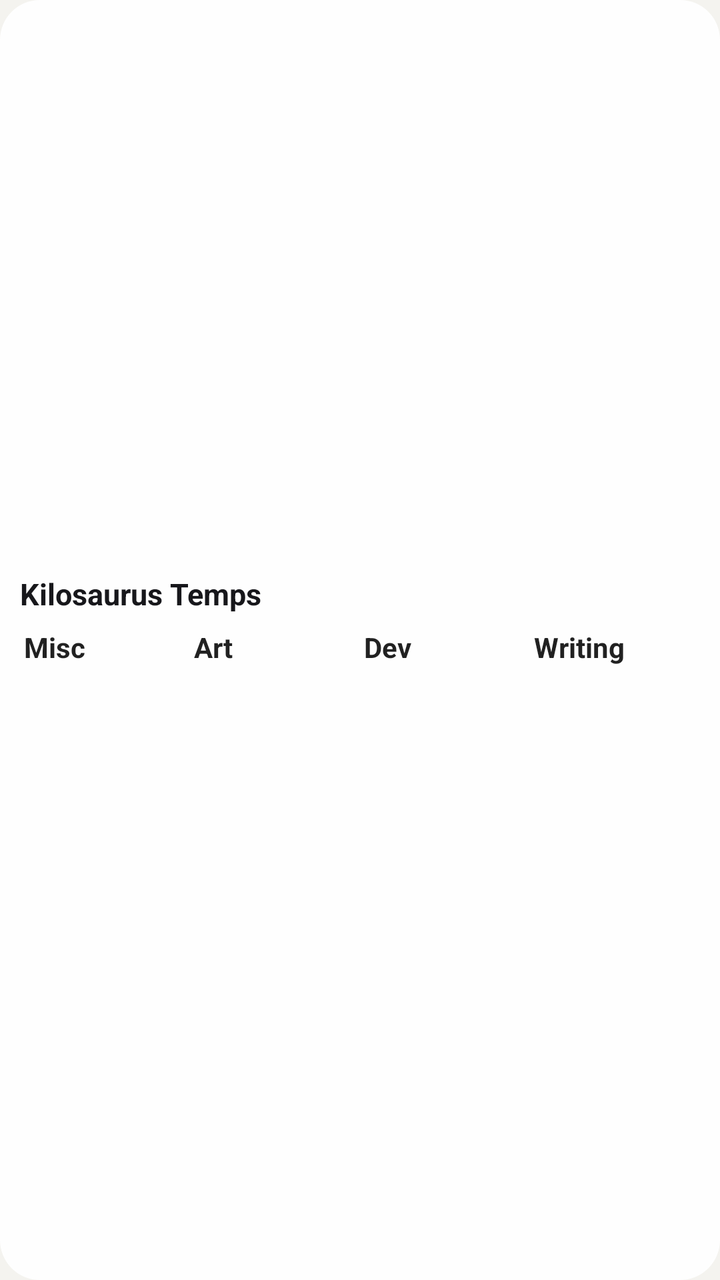
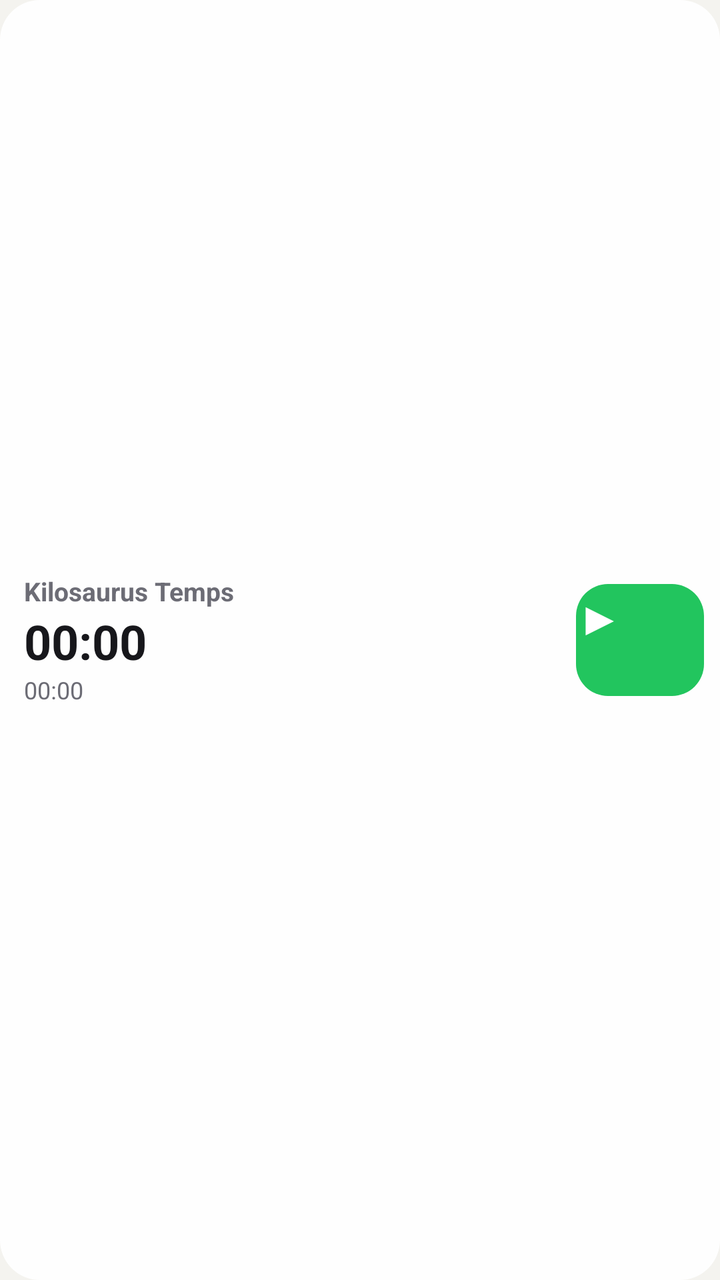

Before-and-after screenshots of an Android layout around one commit, followed by the original layout XML and the change that was made.
<!-- AndroidManifest.xml: application theme AppTheme -->
<!-- res/layout/widget.xml -->
<?xml version="1.0" encoding="utf-8"?>
<LinearLayout xmlns:android="http://schemas.android.com/apk/res/android"
    android:id="@+id/root"
    android:layout_width="match_parent"
    android:layout_height="match_parent"
    android:orientation="vertical"
    android:gravity="center_vertical"
    android:paddingStart="10dp"
    android:paddingEnd="10dp"
    android:paddingTop="6dp"
    android:paddingBottom="8dp"
    android:background="@drawable/widget_bg">

    <LinearLayout
        android:layout_width="match_parent"
        android:layout_height="wrap_content"
        android:orientation="horizontal"
        android:gravity="center_vertical">

        <TextView
            android:id="@+id/title"
            android:layout_width="0dp"
            android:layout_height="wrap_content"
            android:layout_weight="1"
            android:minHeight="26dp"
            android:gravity="center_vertical"
            android:singleLine="true"
            android:ellipsize="end"
            android:textColor="@color/fg"
            android:textSize="15sp"
            android:textStyle="bold"
            android:text="Kilosaurus Temps" />

        <Chronometer
            android:id="@+id/chrono"
            android:layout_width="wrap_content"
            android:layout_height="wrap_content"
            android:textColor="@color/fg"
            android:textSize="16sp"
            android:textStyle="bold"
            android:visibility="gone" />
    </LinearLayout>

    <LinearLayout
        android:layout_width="match_parent"
        android:layout_height="40dp"
        android:layout_marginTop="4dp"
        android:orientation="horizontal">

        <Button android:id="@+id/type_misc" style="@style/TypeButton" android:text="Misc" />
        <Button android:id="@+id/type_art" style="@style/TypeButton" android:text="Art" />
        <Button android:id="@+id/type_dev" style="@style/TypeButton" android:text="Dev" />
        <Button android:id="@+id/type_writing" style="@style/TypeButton" android:text="Writing" />
    </LinearLayout>

    <TextView
        android:id="@+id/message"
        android:layout_width="match_parent"
        android:layout_height="wrap_content"
        android:paddingTop="2dp"
        android:textColor="@color/muted"
        android:textSize="11sp"
        android:singleLine="true"
        android:ellipsize="end"
        android:visibility="gone" />
</LinearLayout>
<!-- resources referenced by this layout -->
<resources>
  <color name="fg">#17171B</color>
  <color name="muted">#6C6C75</color>
  <!-- drawable widget_bg (drawable) -->
  <?xml version="1.0" encoding="utf-8"?>
  <shape xmlns:android="http://schemas.android.com/apk/res/android" android:shape="rectangle">
      <solid android:color="@color/card" />
      <corners android:radius="20dp" />
  </shape>
  <style name="TypeButton">
          <item name="android:layout_width">0dp</item>
          <item name="android:layout_height">match_parent</item>
          <item name="android:layout_weight">1</item>
          <item name="android:layout_marginStart">2dp</item>
          <item name="android:layout_marginEnd">2dp</item>
          <item name="android:padding">0dp</item>
          <item name="android:textSize">14sp</item>
          <item name="android:textStyle">bold</item>
          <item name="android:textAllCaps">false</item>
      </style>
  <style name="AppTheme" parent="@android:style/Theme.Material.Light.NoActionBar">
          <item name="android:windowBackground">#F4F3EF</item>
      </style>
  <color name="card">#F2FFFFFF</color>
</resources>

<!-- the commit's change to res/layout/widget.xml (unified diff, before → after) -->
@@ -3,31 +3,28 @@
     android:id="@+id/root"
     android:layout_width="match_parent"
     android:layout_height="match_parent"
-    android:orientation="vertical"
+    android:orientation="horizontal"
     android:gravity="center_vertical"
-    android:paddingStart="10dp"
-    android:paddingEnd="10dp"
+    android:paddingStart="12dp"
+    android:paddingEnd="8dp"
     android:paddingTop="6dp"
-    android:paddingBottom="8dp"
+    android:paddingBottom="6dp"
     android:background="@drawable/widget_bg">
 
     <LinearLayout
-        android:layout_width="match_parent"
+        android:layout_width="0dp"
         android:layout_height="wrap_content"
-        android:orientation="horizontal"
-        android:gravity="center_vertical">
+        android:layout_weight="1"
+        android:orientation="vertical">
 
         <TextView
             android:id="@+id/title"
-            android:layout_width="0dp"
+            android:layout_width="match_parent"
             android:layout_height="wrap_content"
-            android:layout_weight="1"
-            android:minHeight="26dp"
-            android:gravity="center_vertical"
             android:singleLine="true"
             android:ellipsize="end"
-            android:textColor="@color/fg"
-            android:textSize="15sp"
+            android:textColor="@color/muted"
+            android:textSize="13sp"
             android:textStyle="bold"
             android:text="Kilosaurus Temps" />
 
@@ -36,31 +33,35 @@
             android:layout_width="wrap_content"
             android:layout_height="wrap_content"
             android:textColor="@color/fg"
-            android:textSize="16sp"
-            android:textStyle="bold"
+            android:textSize="24sp"
+            android:textStyle="bold" />
+
+        <Chronometer
+            android:id="@+id/today"
+            android:layout_width="wrap_content"
+            android:layout_height="wrap_content"
+            android:textColor="@color/muted"
+            android:textSize="12sp" />
+
+        <TextView
+            android:id="@+id/message"
+            android:layout_width="match_parent"
+            android:layout_height="wrap_content"
+            android:textColor="@color/muted"
+            android:textSize="11sp"
+            android:maxLines="2"
+            android:ellipsize="end"
             android:visibility="gone" />
     </LinearLayout>
 
-    <LinearLayout
-        android:layout_width="match_parent"
-        android:layout_height="40dp"
-        android:layout_marginTop="4dp"
-        android:orientation="horizontal">
-
-        <Button android:id="@+id/type_misc" style="@style/TypeButton" android:text="Misc" />
-        <Button android:id="@+id/type_art" style="@style/TypeButton" android:text="Art" />
-        <Button android:id="@+id/type_dev" style="@style/TypeButton" android:text="Dev" />
-        <Button android:id="@+id/type_writing" style="@style/TypeButton" android:text="Writing" />
-    </LinearLayout>
-
-    <TextView
-        android:id="@+id/message"
-        android:layout_width="match_parent"
-        android:layout_height="wrap_content"
-        android:paddingTop="2dp"
-        android:textColor="@color/muted"
-        android:textSize="11sp"
-        android:singleLine="true"
-        android:ellipsize="end"
-        android:visibility="gone" />
+    <Button
+        android:id="@+id/button"
+        android:layout_width="64dp"
+        android:layout_height="56dp"
+        android:layout_marginStart="8dp"
+        android:padding="0dp"
+        android:background="@drawable/btn_play"
+        android:textColor="#FFFFFF"
+        android:textSize="24sp"
+        android:text="▶" />
 </LinearLayout>
<!-- resource entries referenced after the edit -->
@@ -2,23 +2,18 @@
 <resources>
   <color name="fg">#17171B</color>
   <color name="muted">#6C6C75</color>
+  <!-- drawable btn_play (drawable) -->
+  <?xml version="1.0" encoding="utf-8"?>
+  <shape xmlns:android="http://schemas.android.com/apk/res/android" android:shape="rectangle">
+      <solid android:color="#22C55E" />
+      <corners android:radius="16dp" />
+  </shape>
   <!-- drawable widget_bg (drawable) -->
   <?xml version="1.0" encoding="utf-8"?>
   <shape xmlns:android="http://schemas.android.com/apk/res/android" android:shape="rectangle">
       <solid android:color="@color/card" />
       <corners android:radius="20dp" />
   </shape>
-  <style name="TypeButton">
-          <item name="android:layout_width">0dp</item>
-          <item name="android:layout_height">match_parent</item>
-          <item name="android:layout_weight">1</item>
-          <item name="android:layout_marginStart">2dp</item>
-          <item name="android:layout_marginEnd">2dp</item>
-          <item name="android:padding">0dp</item>
-          <item name="android:textSize">14sp</item>
-          <item name="android:textStyle">bold</item>
-          <item name="android:textAllCaps">false</item>
-      </style>
   <style name="AppTheme" parent="@android:style/Theme.Material.Light.NoActionBar">
           <item name="android:windowBackground">#F4F3EF</item>
       </style>
